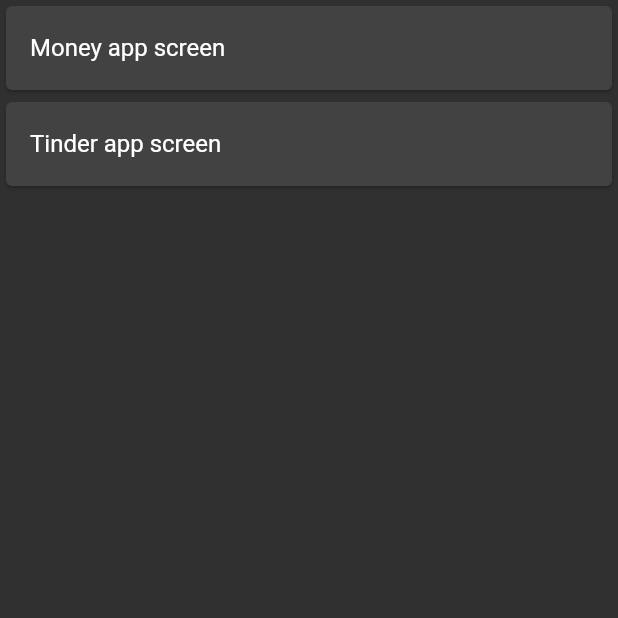
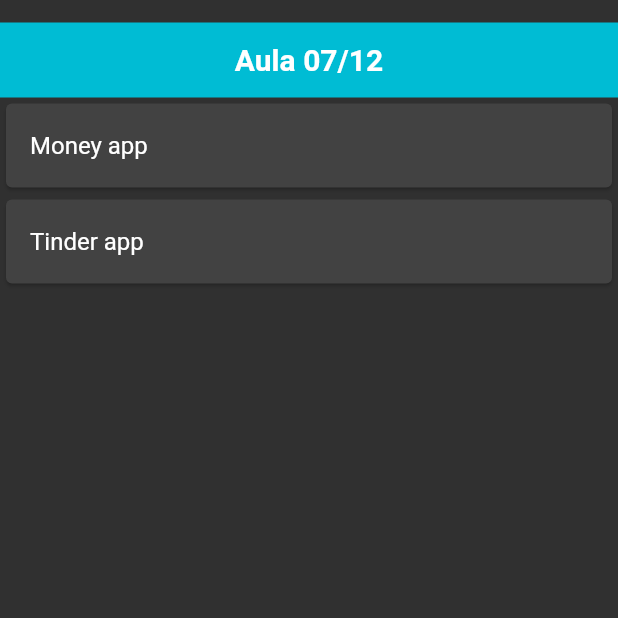
Before and after one commit to renanspvargas/masterclass_flutterando, a Flutter app: the screen it shows after launch, on a phone screen of 412 x 824 dp, the top half of it. Run offline on Flutter 3.47's test engine with Material 2 defaults, Android fonts, the phone set to English and light mode, and no system bars.

Commit message:
Components for list title and list item

```diff
--- a/lib/main.dart
+++ b/lib/main.dart
@@ -27,31 +27,59 @@ class ListViewWidget extends StatelessWidget {
   Widget build(BuildContext context) {
     return Material(
       child: ListView(
-        children: [
-          Card(
-            child: ListTile(
-              title: const Text("Money app screen"),
-              onTap: () {
-                Navigator.push(
-                  context,
-                  MaterialPageRoute(builder: (context) => const MoneyApp()),
-                );
-              },
-            ),
+        children: const [
+          SizedBox(
+            height: 15,
           ),
-          Card(
-            child: ListTile(
-              title: const Text("Tinder app screen"),
-              onTap: () {
-                Navigator.push(
-                  context,
-                  MaterialPageRoute(builder: (context) => const TinderApp()),
-                );
-              },
-            ),
-          ),
+          ListTitle(title: "Aula 07/12"),
+          ListCard(title: "Money app", destiny: MoneyApp()),
+          ListCard(title: "Tinder app", destiny: TinderApp())
         ],
       ),
     );
   }
 }
+
+class ListTitle extends StatelessWidget {
+  final String title;
+  const ListTitle({Key? key, required this.title}) : super(key: key);
+
+  @override
+  Widget build(BuildContext context) {
+    return Container(
+      color: Colors.cyan,
+      width: MediaQuery.of(context).size.width,
+      height: 50,
+      child: Center(
+        child: Text(
+          title,
+          textAlign: TextAlign.center,
+          style: TextStyle(fontWeight: FontWeight.bold, fontSize: 20),
+        ),
+      ),
+    );
+  }
+}
+
+class ListCard extends StatelessWidget {
+  final String title;
+  final Widget destiny;
+
+  const ListCard({Key? key, required this.title, required this.destiny})
+      : super(key: key);
+
+  @override
+  Widget build(BuildContext context) {
+    return Card(
+      child: ListTile(
+        title: Text(title),
+        onTap: () {
+          Navigator.push(
+            context,
+            MaterialPageRoute(builder: (context) => destiny),
+          );
+        },
+      ),
+    );
+  }
+}
```
